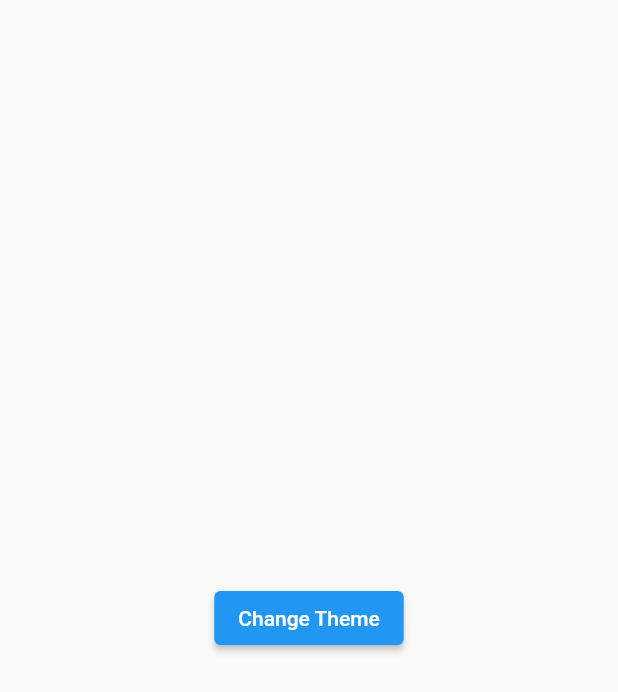
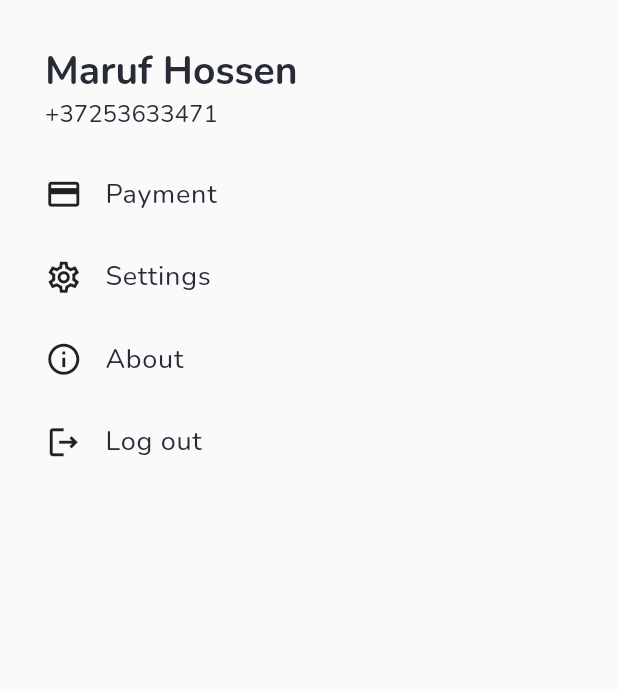
Before and after one commit to MarufHossen/spense-app, a Flutter app: the ProfilePage screen opened directly, on a phone screen of 412 x 824 dp. Shown: the top 692 px of the screen. Run offline on Flutter 3.47's test engine with Material 2 defaults, Android fonts, the phone set to English and light mode, and no system bars; our stand-ins replace animated_bottom_navigation_bar, fluttertoast, geocoding, geolocator, get, get_storage and 1 more; missing offline and left inert: qr_code_scanner; accounts and stored records are empty; network calls fail.

Commit message:
number modified

```diff
--- a/lib/constants.dart
+++ b/lib/constants.dart
@@ -26,14 +26,15 @@ const String appFontFamily = "Nunito";
 
 const TextStyle textStyleLarge = TextStyle(
   color: colorTextRegular,
-  fontSize: 16.0,
+  fontSize: 18.0,
   fontFamily: appFontFamily,
+  letterSpacing: 0.5,
   fontWeight: FontWeight.w500,
 );
 
 const TextStyle textStyleRegular = TextStyle(
   color: colorTextRegular,
-  fontSize: 14.0,
+  fontSize: 16.0,
   fontFamily: appFontFamily,
   // fontWeight: FontWeight.w700,
 );
--- a/lib/view/pages/expanded_coupons/expanded_coupons.dart
+++ b/lib/view/pages/expanded_coupons/expanded_coupons.dart
@@ -86,7 +86,7 @@ class _ExpandedCouponsState extends State<ExpandedCoupons> {
     backgroundColor = TweenSequence<Color?>(
         List<TweenSequenceItem<Color?>>.generate(
             couponsList.length - 1,
-            (index) => new TweenSequenceItem(
+            (index) => TweenSequenceItem(
                 weight: 1.0,
                 tween: ColorTween(
                     begin: couponsList[index].backgroundColor,
@@ -151,7 +151,7 @@ class _ExpandedCouponsState extends State<ExpandedCoupons> {
                   ),
                   onPressed: () {},
                 ),
-                SizedBox(width: 12.0),
+                const SizedBox(width: 12.0),
               ],
             ),
             body: Stack(
--- a/lib/view/pages/profile/profile.dart
+++ /dev/null
@@ -1,24 +0,0 @@
-import 'package:flutter/material.dart';
-import 'package:get/get.dart';
-
-class ProfilePage extends StatelessWidget {
-  const ProfilePage({Key? key}) : super(key: key);
-
-  @override
-  Widget build(BuildContext context) {
-    return Scaffold(
-      body: Center(
-        child: ElevatedButton(
-          onPressed: () {
-            if (Get.isDarkMode) {
-              Get.changeThemeMode(ThemeMode.light);
-            } else {
-              Get.changeThemeMode(ThemeMode.dark);
-            }
-          },
-          child: const Text('Change Theme'),
-        ),
-      ),
-    );
-  }
-}
--- /dev/null
+++ b/lib/view/pages/profile/profile_page.dart
@@ -0,0 +1,68 @@
+import 'package:flutter/material.dart';
+import 'package:get/get.dart';
+import 'package:spense_app/constants.dart';
+
+class ProfilePage extends StatelessWidget {
+  const ProfilePage({Key? key}) : super(key: key);
+
+  @override
+  Widget build(BuildContext context) {
+    return Scaffold(
+        body: Padding(
+      padding: const EdgeInsets.all(30),
+      child: ListView(
+        children: [
+          const Text("Maruf Hossen", style: textStyleHeadline),
+          // SizedBox(
+          //   height: 10,
+          // ),
+          const Text("+37253633471", style: textStyleRegular),
+          const SizedBox(
+            height: 15,
+          ),
+
+          Padding(
+            padding: const EdgeInsets.only(top: 15.0, bottom: 15.0),
+            child: Row(
+              children: const [
+                Icon(Icons.payment, size: 25),
+                SizedBox(width: 15),
+                Text("Payment", style: textStyleLarge)
+              ],
+            ),
+          ),
+          Padding(
+            padding: const EdgeInsets.only(top: 15.0, bottom: 15.0),
+            child: Row(
+              children: const [
+                Icon(Icons.settings_outlined, size: 25),
+                SizedBox(width: 15),
+                Text("Settings", style: textStyleLarge)
+              ],
+            ),
+          ),
+          Padding(
+            padding: const EdgeInsets.only(top: 15.0, bottom: 15.0),
+            child: Row(
+              children: const [
+                Icon(Icons.info_outline, size: 25),
+                SizedBox(width: 15),
+                Text("About", style: textStyleLarge)
+              ],
+            ),
+          ),
+          Padding(
+            padding: const EdgeInsets.only(top: 15.0, bottom: 15.0),
+            child: Row(
+              children: const [
+                Icon(Icons.logout_outlined, size: 25),
+                SizedBox(width: 15),
+                Text("Log out", style: textStyleLarge)
+              ],
+            ),
+          ),
+        ],
+      ),
+    ));
+  }
+}
```
Also changed, not shown: lib/view/pages/dashboard/dashboard_page.dart (renamed from lib/view/pages/cashback/cashback_page.dart, +5 -5 lines), lib/view/pages/home/home.dart (+4 -3 lines), lib/view/pages/store/components/store_card.dart (+7 -2 lines), lib/view/pages/store/store_page.dart (+10 -12 lines).
